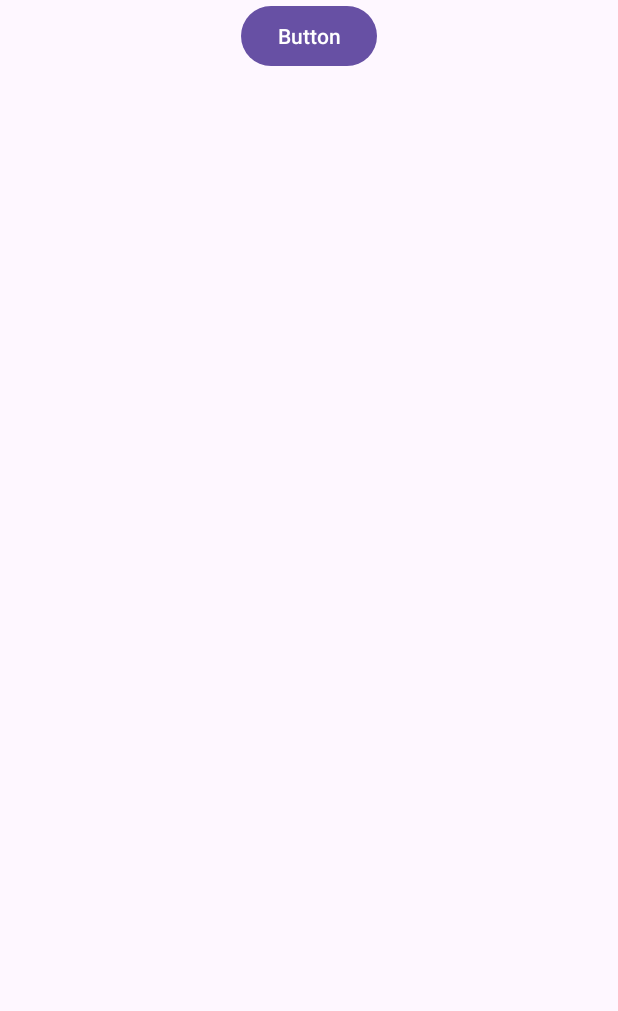
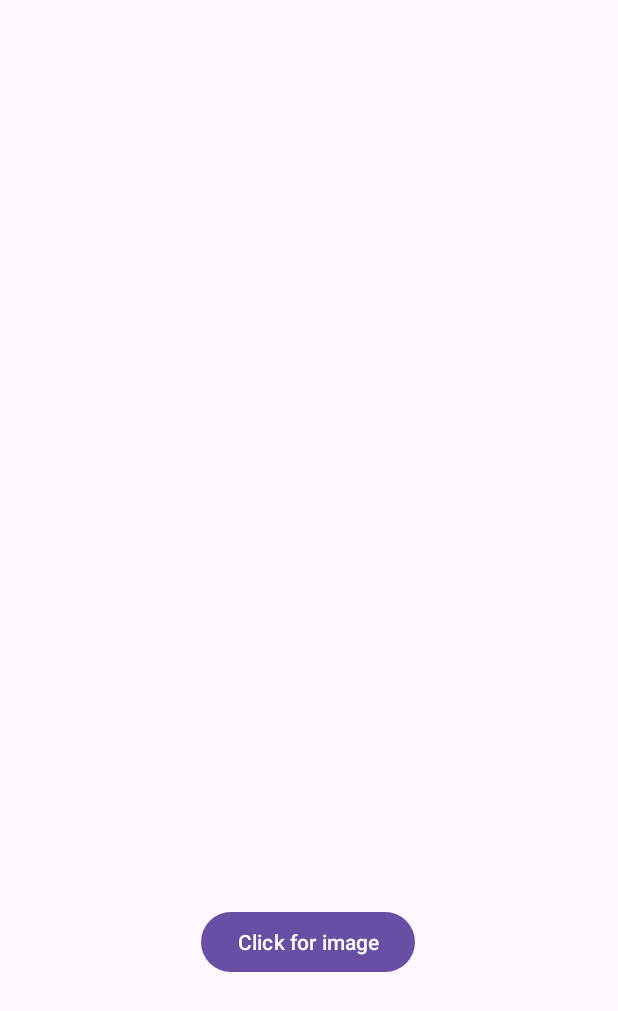
Before and after one commit to tv0823/ImageView_1, an Android app: the screen it shows after launch (MainActivity), on a phone screen of 412 x 824 dp. Shown: the top 1011 px of the screen. Run offline under Robolectric (Android 15) with nearby library versions, the phone set to English and light mode, and no system bars.

Commit message:
new button and imageview

```diff
--- a/app/src/main/java/com/example/imageview_1/MainActivity.java
+++ b/app/src/main/java/com/example/imageview_1/MainActivity.java
@@ -2,13 +2,34 @@ package com.example.imageview_1;
 
 import androidx.appcompat.app.AppCompatActivity;
 
+import java.util.Random;
+
 import android.os.Bundle;
+import android.view.View;
+import android.widget.Button;
+import android.widget.ImageView;
 
 public class MainActivity extends AppCompatActivity {
-
+    Button btn;
+    ImageView img;
+    Random rd = new Random();
     @Override
     protected void onCreate(Bundle savedInstanceState) {
         super.onCreate(savedInstanceState);
         setContentView(R.layout.activity_main);
+        btn = findViewById(R.id.btn);
+        img = findViewById(R.id.img1);
+
+    }
+
+    public void pressed(View view) {
+        int num = rd.nextInt(3)+1;
+        btn.setText(""+num);
+        if (num == 1)
+            img.setImageResource(R.drawable.cat);
+        if (num == 2)
+            img.setImageResource(R.drawable.dog);
+        if (num == 3)
+            img.setImageResource(R.drawable.parrot);
     }
 }
--- a/app/src/main/res/layout/activity_main.xml
+++ b/app/src/main/res/layout/activity_main.xml
@@ -7,19 +7,25 @@
     tools:context=".MainActivity">
 
     <Button
-        android:id="@+id/button"
+        android:id="@+id/btn"
         android:layout_width="wrap_content"
         android:layout_height="wrap_content"
-        android:text="Button"
+        android:layout_marginBottom="172dp"
+        android:onClick="pressed"
+        android:text="Click for image"
+        app:layout_constraintBottom_toBottomOf="parent"
         app:layout_constraintEnd_toEndOf="parent"
-        app:layout_constraintStart_toStartOf="parent"
-        tools:layout_editor_absoluteY="475dp" />
+        app:layout_constraintHorizontal_bias="0.498"
+        app:layout_constraintStart_toStartOf="parent" />
 
     <ImageView
-        android:id="@+id/imageView"
-        android:layout_width="wrap_content"
-        android:layout_height="wrap_content"
+        android:id="@+id/img1"
+        android:layout_width="400dp"
+        android:layout_height="400dp"
+        app:layout_constraintBottom_toTopOf="@+id/btn"
         app:layout_constraintEnd_toEndOf="parent"
+        app:layout_constraintHorizontal_bias="0.454"
         app:layout_constraintStart_toStartOf="parent"
-        tools:layout_editor_absoluteY="227dp" />
+        app:layout_constraintTop_toTopOf="parent"
+        app:layout_constraintVertical_bias="0.477" />
 </androidx.constraintlayout.widget.ConstraintLayout>
```
Also changed, not shown: app/src/main/res/drawable/cat.png (added), app/src/main/res/drawable/dog.png (added), app/src/main/res/drawable/parrot.png (added).
